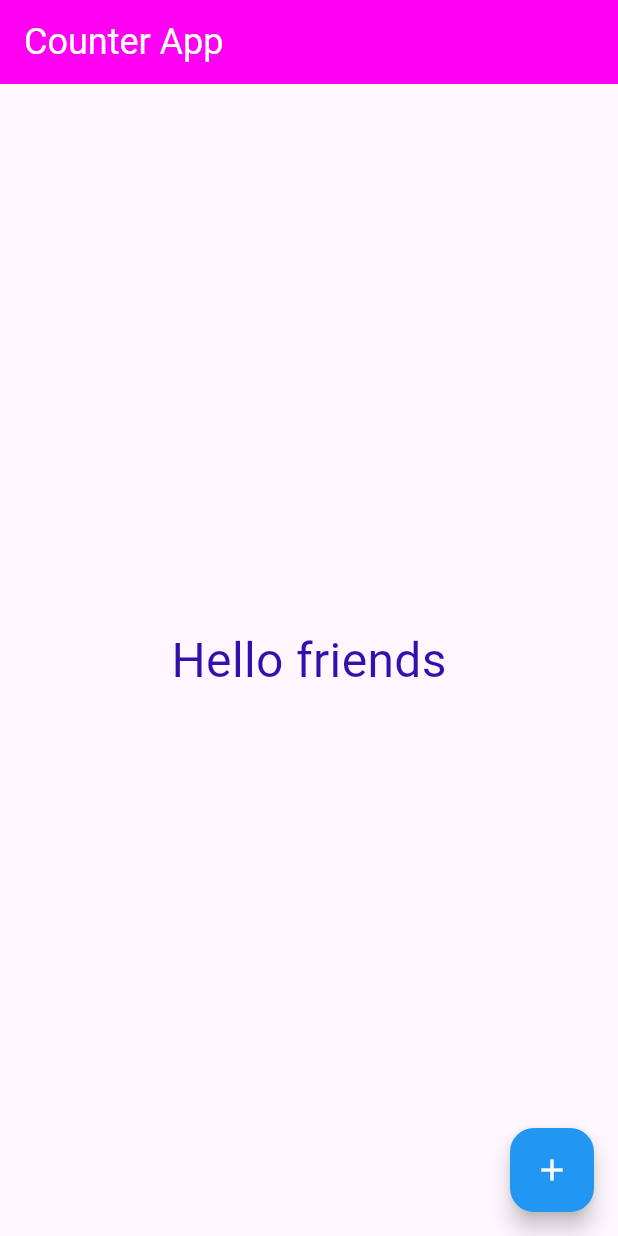
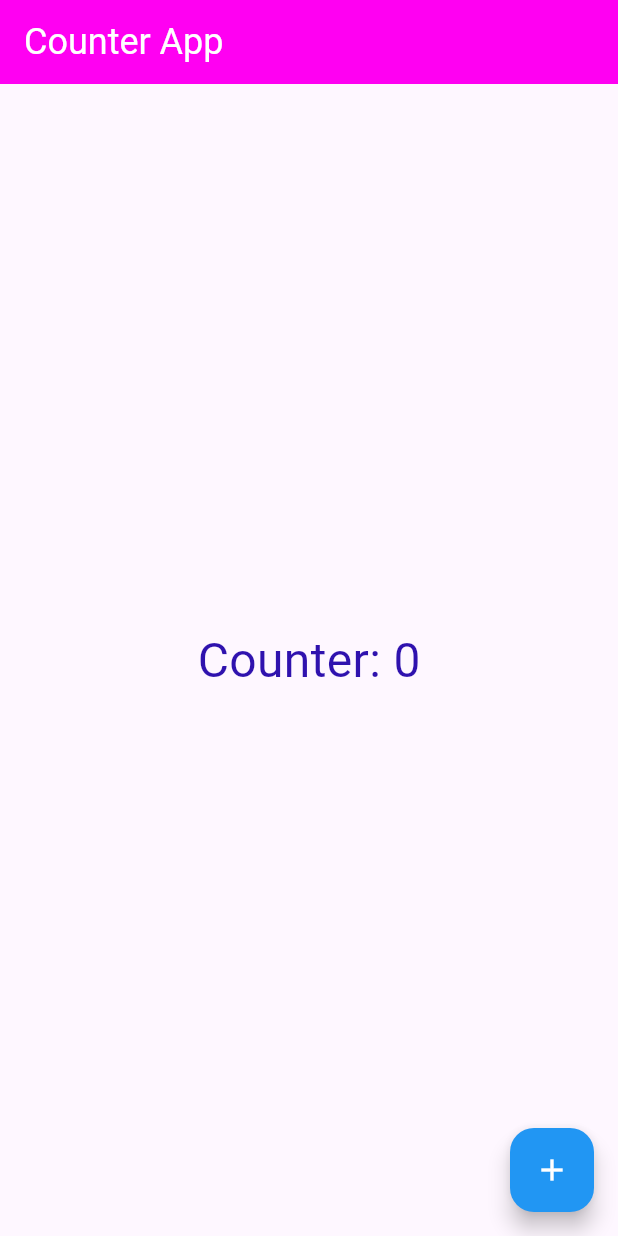
Before and after one commit to 6631501194-cmd/flutter_course, a Flutter app: the screen it shows after launch, on a phone screen of 412 x 824 dp. Run offline on Flutter 3.47's test engine with Material 3 defaults, Android fonts, the phone set to English and light mode, and no system bars.

Commit message:
Complete the counter app

```diff
--- a/lib/week04/counter.dart
+++ b/lib/week04/counter.dart
@@ -10,6 +10,7 @@ class Counter extends StatefulWidget {
 class _CounterState extends State<Counter> {
   //state variable
   String message = 'Hello friends';
+  int count = 0;
 
   @override
   Widget build(BuildContext context) {
@@ -23,7 +24,7 @@ class _CounterState extends State<Counter> {
       ),
       body: Center(
         child: Text(
-          message,
+          'Counter: $count',
           style: TextStyle(
             fontSize: 32,
             color: const Color.fromARGB(255, 47, 18, 174),
@@ -35,7 +36,7 @@ class _CounterState extends State<Counter> {
           //print('test');
           //debugPrint('test');
           setState(() {
-            message = message == 'Hello friends' ? 'Hello me' : 'Hello friends';
+            count++;
           });
         },
         backgroundColor: Colors.blue,
```
